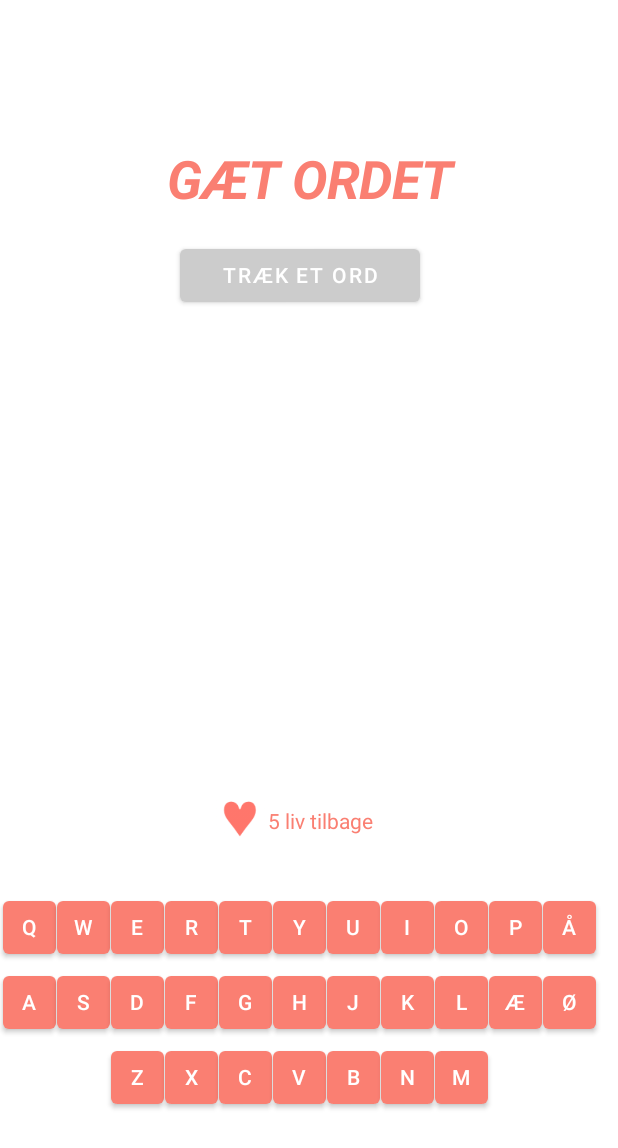
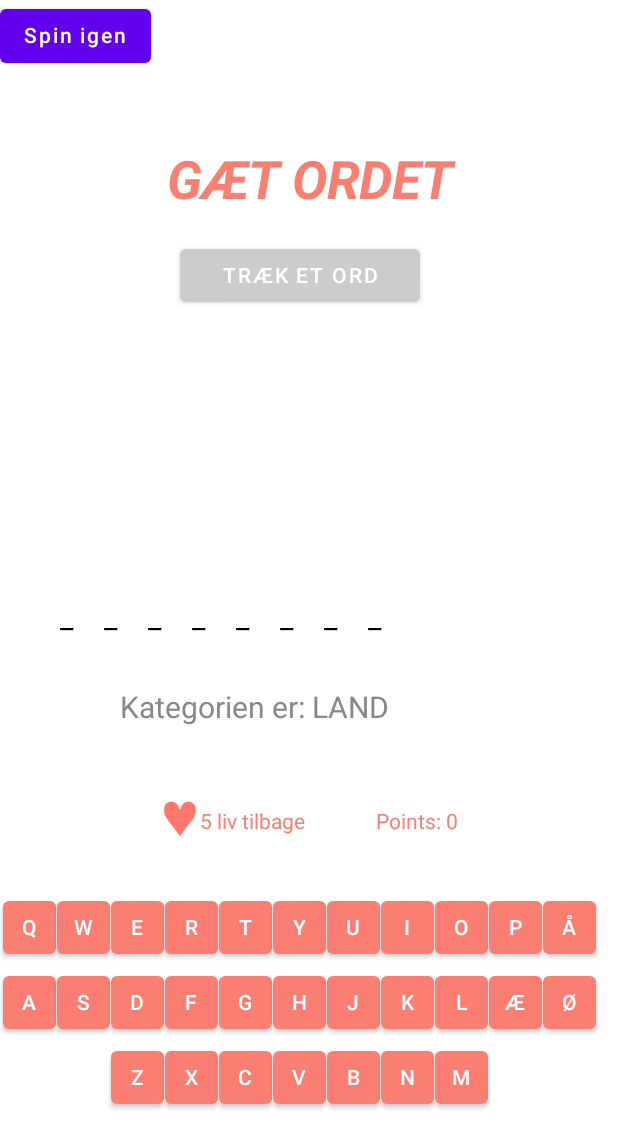
Before and after one commit to JasminClemmensen/s215726_Lykkehjul, an Android app built with Jetpack Compose: the screen it shows after launch (MainActivity), after a tap on "TRÆK ET ORD", on a phone screen of 412 x 824 dp. Shown: the top 1148 px of the screen. Run offline under Robolectric (Android 15) with nearby library versions, the phone set to English and light mode, and no system bars; 1 other tap on this screen came first.

Commit message:
Implementeret første funktioner

```diff
--- a/app/src/main/java/com/example/s215726_lykkehjul/MainActivity.kt
+++ b/app/src/main/java/com/example/s215726_lykkehjul/MainActivity.kt
@@ -8,6 +8,8 @@ import androidx.compose.material.MaterialTheme
 import androidx.compose.material.Surface
 import androidx.compose.material.Text
 import androidx.compose.runtime.Composable
+import androidx.compose.runtime.mutableStateOf
+import androidx.compose.runtime.remember
 import androidx.compose.ui.Modifier
 import androidx.compose.ui.tooling.preview.Preview
 import com.example.s215726_lykkehjul.ui.theme.GamePage
@@ -19,7 +21,19 @@ class MainActivity : ComponentActivity() {
         super.onCreate(savedInstanceState)
         setContent {
             //StartPage()
-            GamePage()
-                }
-            }
+           Navigation(ViewModel())
         }
+    }
+}
+
+@Composable
+fun Navigation(viewModel: ViewModel) {
+    var guess = remember {
+        mutableStateOf(true)
+    }
+    if(guess.value) {
+        StartPage(viewModel = viewModel, {guess.value = false})
+    } else {
+        GamePage(viewModel = viewModel, {guess.value = true})
+    }
+}
--- /dev/null
+++ b/app/src/main/java/com/example/s215726_lykkehjul/UiState.kt
@@ -0,0 +1,11 @@
+package com.example.s215726_lykkehjul
+
+data class UiState(
+    val playersScore : Int = 0,
+    val lives : Int = 5,
+    var wordToGuess : String = "",
+    val guessSoFar : String = "",
+    var category : String = "",
+    var wheelField : Int = 0,
+    var valueField : Int = 0
+)
--- /dev/null
+++ b/app/src/main/java/com/example/s215726_lykkehjul/ViewModel.kt
@@ -0,0 +1,109 @@
+package com.example.s215726_lykkehjul
+
+import androidx.lifecycle.ViewModel
+import kotlinx.coroutines.flow.MutableStateFlow
+import kotlinx.coroutines.flow.asStateFlow
+import kotlinx.coroutines.flow.update
+import kotlin.random.Random
+
+
+class ViewModel() : ViewModel() {
+    val _state = MutableStateFlow(UiState())
+    val state = _state.asStateFlow()
+
+    fun StartNewGame() {
+        DrawWord()
+        _state.update { currentState ->
+            currentState.copy(
+                playersScore = 0,
+                lives = 5
+            )
+        }
+    }
+
+
+    private fun DrawWord() {
+        var category: String = ""
+        var wordToGuess: String = ""
+        val Index: Int = Random.nextInt(0, words.size)
+        val builder = StringBuilder()
+        if (Index <= 26) {
+            category = "LAND"
+        } else if (Index <= 35) {
+            category = "DYR"
+        } else {
+            category = "SPORT"
+        }
+        wordToGuess = words[Index]
+        for (i in 1..wordToGuess.length) {
+            builder.append("_")
+        }
+        _state.update { currentState ->
+            currentState.copy(
+                wordToGuess = wordToGuess,
+                category = category,
+                guessSoFar = builder.toString()
+            )
+        }
+
+    }
+
+
+    fun spinWheel() {
+        val valueField = (1..8).random()
+        val wheelField = when (valueField) {
+            1 -> R.drawable.lykkehjul
+            2 -> R.drawable.lykkehjul2
+            3 -> R.drawable.lykkehjul3
+            4 -> R.drawable.lykkehjul4
+            5 -> R.drawable.lykkehjul5
+            6 -> R.drawable.lykkehjul6
+            7 -> R.drawable.lykkehjul7
+            else -> R.drawable.lykkehjul8
+        }
+        _state.update {
+            it.copy(
+                wheelField = wheelField,
+                valueField = valueField
+            )
+        }
+    }
+
+    fun updateScore() {
+        val newScore = when (_state.value.valueField) {
+            1 -> 0
+            2 -> 1000
+            3 -> 1000
+            4 -> 2000
+            5 -> 500
+            6 -> 200
+            7 -> 500
+            else -> 200
+        }
+        if (newScore == 0) {
+            _state.update {
+                it.copy(
+                    playersScore = 0
+                )
+            }
+        }
+        _state.update {
+            it.copy(
+                playersScore = it.playersScore + newScore
+            )
+        }
+    }
+
+    fun guessCharacter(newCharacter: String) {
+        val x = 8
+    }
+
+
+    var wordToGuess: String = ""
+
+    fun checkUserGuess() {
+      //  if (wordToGuess.contains(userGuess, ignoreCase = true)) {
+
+        }
+    }
+//}
--- /dev/null
+++ b/app/src/main/java/com/example/s215726_lykkehjul/WordsData.kt
@@ -0,0 +1,45 @@
+package com.example.s215726_lykkehjul
+
+    val words: List<String> = listOf(
+        "ARGENTINA",
+        "BRASILIEN",
+        "CANADA",
+        "COLOMBIA",
+        "DANMARK",
+        "EGYPTEN",
+        "FINLAND",
+        "FRANKRIG",
+        "GHANA",
+        "INDIEN",
+        "JAPAN",
+        "KINA",
+        "LETLAND",
+        "LUXEMBOURG",
+        "MAROKKO",
+        "MALTA",
+        "MEXICO",
+        "NORDKOREA",
+        "PORTUGAL",
+        "QATAR",
+        "RUSLAND",
+        "SCHWEIZ",
+        "SERBIEN",
+        "TUNESIEN",
+        "UKRAINE",
+        "VENEZUELA",
+        "EDDERKOP", //
+        "ELEFANT",
+        "FLODHEST",
+        "FLAGERMUS",
+        "ZEBRA",
+        "SKILDPADDE",
+        "SOMMERFUGL",
+        "FLAGERMUS",
+        "BASKETBALL", //
+        "FODBOLD",
+        "CURLING",
+        "BADMINTON",
+        "SQUASH",
+        "BUESKYDNING",
+        "SYNKRONSVØMNING"
+    )
--- a/app/src/main/java/com/example/s215726_lykkehjul/ui/theme/GamePage.kt
+++ b/app/src/main/java/com/example/s215726_lykkehjul/ui/theme/GamePage.kt
@@ -16,6 +16,7 @@ import androidx.compose.ui.Modifier
 import androidx.compose.ui.graphics.Color
 import androidx.compose.ui.graphics.RectangleShape
 import androidx.compose.ui.layout.ContentScale
+import androidx.compose.ui.modifier.modifierLocalConsumer
 import androidx.compose.ui.res.painterResource
 import androidx.compose.ui.text.font.FontStyle
 import androidx.compose.ui.text.font.FontWeight
@@ -24,9 +25,11 @@ import androidx.compose.ui.unit.dp
 import androidx.compose.ui.unit.sp
 import androidx.core.graphics.toColorInt
 import com.example.s215726_lykkehjul.R
+import com.example.s215726_lykkehjul.ViewModel
 
 @Composable
-fun GamePage(){
+fun GamePage(viewModel:ViewModel, navigate : () -> Unit){
+    val uiState by viewModel.state.collectAsState()
     Box(
         modifier = Modifier
             .fillMaxWidth()
@@ -46,14 +49,36 @@ fun GamePage(){
         )
 
     }
-    Letters()
-    Lives()
-    Draw()
+    Letters(viewModel::guessCharacter)
+    Lives(uiState.lives)
+    Draw({viewModel.StartNewGame()})
+    Category(uiState.category)
+    ScoreStatus(uiState.playersScore)
+    Button(onClick = navigate) {
+        Text(text = "Spin igen")
+    }
+    WordLine(word = uiState.guessSoFar)
 
 }
 
+
 @Composable
-fun Lives() {
+fun WordLine(word : String){
+    Row() {
+        word.toCharArray().forEach { character ->
+            Text(text = character.toString(),
+                modifier = Modifier
+                .padding(horizontal = 10.dp)
+                .offset(x=30.dp)
+                .offset(y=400.dp),
+                fontSize = 20.sp,
+            )
+        }
+    }
+}
+
+@Composable
+fun Lives(lives : Int) {
     Image(
         painter = painterResource(id = R.drawable.lives),
         contentDescription = "liv",
@@ -62,22 +87,22 @@ fun Lives() {
             .height(30.dp)
             .width(40.dp)
             .offset(y = 530.dp)
-            .offset(x = 140.dp)
+            .offset(x = 100.dp)
     )
     Text (
-        text = " 5 liv tilbage",
+        text = " $lives liv tilbage",
         textAlign = TextAlign.Center,
         color = Color(titleColor.toColorInt()),
         modifier = Modifier
             .offset(y = 540.dp)
-            .offset(x = 175.dp)
+            .offset(x = 130.dp)
 
     )
 }
 
 @Composable
-fun Draw(){
-    Button(onClick = {},
+fun Draw(onDraw :  () -> Unit){
+    Button(onClick = onDraw,
         colors = ButtonDefaults.buttonColors(backgroundColor = Color.LightGray),
         modifier = Modifier
             .offset(x = 120.dp)
@@ -95,9 +120,33 @@ fun Draw(){
 }
 
 @Composable
-fun Letters(){
-    Button(onClick = {
-    },
+fun Category(category : String) {
+    Text(
+        text = "Kategorien er: $category ",
+        textAlign = TextAlign.Center,
+        fontSize = 20.sp,
+        color = Color.Gray,
+        modifier = Modifier
+            .offset(y = 460.dp)
+            .offset(x = 80.dp)
+    )
+}
+
+@Composable
+fun ScoreStatus(playersScore : Int){
+    Text(
+        text = "Points: $playersScore",
+        textAlign = TextAlign.Center,
+        color = Color(titleColor.toColorInt()),
+        modifier = Modifier
+            .offset(y = 540.dp)
+            .offset(x = 250.dp)
+    )
+}
+
+@Composable
+fun Letters(onPress : (String) -> Unit){
+    Button(onClick = {onPress("Q")},
         colors = ButtonDefaults.buttonColors(backgroundColor = Color(titleColor.toColorInt())),
         modifier = Modifier
             .offset(x = 1.dp)
@@ -111,8 +160,7 @@ fun Letters(){
             textAlign = TextAlign.Center
         )
     }
-    Button(onClick = {
-    },
+    Button(onClick = {onPress("W")},
         colors = ButtonDefaults.buttonColors(backgroundColor = Color(titleColor.toColorInt())),
         modifier = Modifier
             .offset(x = 37.dp)
@@ -126,8 +174,7 @@ fun Letters(){
             textAlign = TextAlign.Center
         )
     }
-    Button(onClick = {
-    },
+    Button(onClick = {onPress("E")},
         colors = ButtonDefaults.buttonColors(backgroundColor = Color(titleColor.toColorInt())),
         modifier = Modifier
             .offset(x = 73.dp)
@@ -141,8 +188,7 @@ fun Letters(){
             textAlign = TextAlign.Center
         )
     }
-    Button(onClick = {
-    },
+    Button(onClick = {onPress("R")},
         colors = ButtonDefaults.buttonColors(backgroundColor = Color(titleColor.toColorInt())),
         modifier = Modifier
             .offset(x = 109.dp)
@@ -156,8 +202,7 @@ fun Letters(){
             textAlign = TextAlign.Center
         )
     }
-    Button(onClick = {
-    },
+    Button(onClick = {onPress("T")},
         colors = ButtonDefaults.buttonColors(backgroundColor = Color(titleColor.toColorInt())),
         modifier = Modifier
             .offset(x = 145.dp)
@@ -171,8 +216,7 @@ fun Letters(){
             textAlign = TextAlign.Center
         )
     }
-    Button(onClick = {
-    },
+    Button(onClick = {onPress("Y")},
         colors = ButtonDefaults.buttonColors(backgroundColor = Color(titleColor.toColorInt())),
         modifier = Modifier
             .offset(x = 181.dp)
@@ -186,8 +230,7 @@ fun Letters(){
             textAlign = TextAlign.Center
         )
     }
-    Button(onClick = {
-    },
+    Button(onClick = {onPress("U")},
         colors = ButtonDefaults.buttonColors(backgroundColor = Color(titleColor.toColorInt())),
         modifier = Modifier
             .offset(x = 217.dp)
@@ -201,8 +244,7 @@ fun Letters(){
             textAlign = TextAlign.Center
         )
     }
-    Button(onClick = {
-    },
+    Button(onClick = {onPress("I")},
         colors = ButtonDefaults.buttonColors(backgroundColor = Color(titleColor.toColorInt())),
         modifier = Modifier
             .offset(x = 253.dp)
@@ -216,8 +258,7 @@ fun Letters(){
             textAlign = TextAlign.Center
         )
     }
-    Button(onClick = {
-    },
+    Button(onClick = {onPress("O")},
         colors = ButtonDefaults.buttonColors(backgroundColor = Color(titleColor.toColorInt())),
         modifier = Modifier
             .offset(x = 289.dp)
@@ -231,8 +272,7 @@ fun Letters(){
             textAlign = TextAlign.Center
         )
     }
-    Button(onClick = {
-    },
+    Button(onClick = {onPress("P")},
         colors = ButtonDefaults.buttonColors(backgroundColor = Color(titleColor.toColorInt())),
         modifier = Modifier
             .offset(x = 325.dp)
@@ -246,8 +286,7 @@ fun Letters(){
             textAlign = TextAlign.Center
         )
     }
-    Button(onClick = {
-    },
+    Button(onClick = {onPress("Å")},
         colors = ButtonDefaults.buttonColors(backgroundColor = Color(titleColor.toColorInt())),
         modifier = Modifier
             .offset(x = 361.dp)
@@ -261,8 +300,7 @@ fun Letters(){
             textAlign = TextAlign.Center
         )
     }
-    Button(onClick = {
-    },
+    Button(onClick = {onPress("A")},
         colors = ButtonDefaults.buttonColors(backgroundColor = Color(titleColor.toColorInt())),
         modifier = Modifier
             .offset(x = 1.dp)
@@ -277,8 +315,7 @@ fun Letters(){
         )
 
     }
-    Button(onClick = {
-    },
+    Button(onClick = {onPress("S")},
         colors = ButtonDefaults.buttonColors(backgroundColor = Color(titleColor.toColorInt())),
         modifier = Modifier
             .offset(x = 37.dp)
@@ -292,8 +329,7 @@ fun Letters(){
             textAlign = TextAlign.Center
         )
     }
-    Button(onClick = {
-    },
+    Button(onClick = {onPress("D")},
         colors = ButtonDefaults.buttonColors(backgroundColor = Color(titleColor.toColorInt())),
         modifier = Modifier
             .offset(x = 73.dp)
@@ -307,8 +343,7 @@ fun Letters(){
             textAlign = TextAlign.Center
         )
     }
-    Button(onClick = {
-    },
+    Button(onClick = {onPress("F")},
         colors = ButtonDefaults.buttonColors(backgroundColor = Color(titleColor.toColorInt())),
         modifier = Modifier
             .offset(x = 109.dp)
@@ -322,8 +357,7 @@ fun Letters(){
             textAlign = TextAlign.Center
         )
     }
-    Button(onClick = {
-    },
+    Button(onClick = {onPress("G")},
         colors = ButtonDefaults.buttonColors(backgroundColor = Color(titleColor.toColorInt())),
         modifier = Modifier
             .offset(x = 145.dp)
@@ -337,8 +371,7 @@ fun Letters(){
             textAlign = TextAlign.Center
         )
     }
-    Button(onClick = {
-    },
+    Button(onClick = {onPress("H")},
         colors = ButtonDefaults.buttonColors(backgroundColor = Color(titleColor.toColorInt())),
         modifier = Modifier
             .offset(x = 181.dp)
@@ -352,8 +385,7 @@ fun Letters(){
             textAlign = TextAlign.Center
         )
     }
-    Button(onClick = {
-    },
+    Button(onClick = {onPress("J")},
         colors = ButtonDefaults.buttonColors(backgroundColor = Color(titleColor.toColorInt())),
         modifier = Modifier
             .offset(x = 217.dp)
@@ -367,8 +399,7 @@ fun Letters(){
             textAlign = TextAlign.Center
         )
     }
-    Button(onClick = {
-    },
+    Button(onClick = {onPress("K")},
         colors = ButtonDefaults.buttonColors(backgroundColor = Color(titleColor.toColorInt())),
         modifier = Modifier
             .offset(x = 253.dp)
@@ -382,8 +413,7 @@ fun Letters(){
             textAlign = TextAlign.Center
         )
     }
-    Button(onClick = {
-    },
+    Button(onClick = {onPress("L")},
         colors = ButtonDefaults.buttonColors(backgroundColor = Color(titleColor.toColorInt())),
         modifier = Modifier
             .offset(x = 289.dp)
@@ -397,8 +427,7 @@ fun Letters(){
             textAlign = TextAlign.Center
         )
     }
-    Button(onClick = {
-    },
+    Button(onClick = {onPress("Æ")},
         colors = ButtonDefaults.buttonColors(backgroundColor = Color(titleColor.toColorInt())),
         modifier = Modifier
             .offset(x = 325.dp)
@@ -412,8 +441,7 @@ fun Letters(){
             textAlign = TextAlign.Center
         )
     }
-    Button(onClick = {
-    },
+    Button(onClick = {onPress("Ø")},
         colors = ButtonDefaults.buttonColors(backgroundColor = Color(titleColor.toColorInt())),
         modifier = Modifier
             .offset(x = 361.dp)
@@ -427,8 +455,7 @@ fun Letters(){
             textAlign = TextAlign.Center
         )
     }
-    Button(onClick = {
-    },
+    Button(onClick = {onPress("Z")},
         colors = ButtonDefaults.buttonColors(backgroundColor = Color(titleColor.toColorInt())),
         modifier = Modifier
             .offset(x = 73.dp)
@@ -442,8 +469,7 @@ fun Letters(){
             textAlign = TextAlign.Center
         )
     }
-    Button(onClick = {
-    },
+    Button(onClick = {onPress("X")},
         colors = ButtonDefaults.buttonColors(backgroundColor = Color(titleColor.toColorInt())),
         modifier = Modifier
             .offset(x = 109.dp)
@@ -457,8 +483,7 @@ fun Letters(){
             textAlign = TextAlign.Center
         )
     }
-    Button(onClick = {
-    },
+    Button(onClick = {onPress("C")},
         colors = ButtonDefaults.buttonColors(backgroundColor = Color(titleColor.toColorInt())),
         modifier = Modifier
             .offset(x = 145.dp)
@@ -472,8 +497,7 @@ fun Letters(){
             textAlign = TextAlign.Center
         )
     }
-    Button(onClick = {
-    },
+    Button(onClick = {onPress("V")},
         colors = ButtonDefaults.buttonColors(backgroundColor = Color(titleColor.toColorInt())),
         modifier = Modifier
             .offset(x = 181.dp)
@@ -487,8 +511,7 @@ fun Letters(){
             textAlign = TextAlign.Center
         )
     }
-    Button(onClick = {
-    },
+    Button(onClick = {onPress("B")},
         colors = ButtonDefaults.buttonColors(backgroundColor = Color(titleColor.toColorInt())),
         modifier = Modifier
             .offset(x = 217.dp)
@@ -502,8 +525,7 @@ fun Letters(){
             textAlign = TextAlign.Center
         )
     }
-    Button(onClick = {
-    },
+    Button(onClick = {onPress("N")},
         colors = ButtonDefaults.buttonColors(backgroundColor = Color(titleColor.toColorInt())),
         modifier = Modifier
             .offset(x = 253.dp)
@@ -517,8 +539,7 @@ fun Letters(){
             textAlign = TextAlign.Center
         )
     }
-    Button(onClick = {
-    },
+    Button(onClick = {onPress("M")},
         colors = ButtonDefaults.buttonColors(backgroundColor = Color(titleColor.toColorInt())),
         modifier = Modifier
             .offset(x = 289.dp)
--- a/app/src/main/java/com/example/s215726_lykkehjul/ui/theme/StartPage.kt
+++ b/app/src/main/java/com/example/s215726_lykkehjul/ui/theme/StartPage.kt
@@ -19,11 +19,12 @@ import androidx.compose.ui.unit.dp
 import androidx.compose.ui.unit.sp
 import androidx.core.graphics.toColorInt
 import com.example.s215726_lykkehjul.R
+import com.example.s215726_lykkehjul.ViewModel
 
 
 val titleColor = "#FA7F72"
 @Composable
-fun StartPage() {
+fun StartPage(viewModel: ViewModel, navigate : () -> Unit) {
     Box(
         modifier = Modifier
             .fillMaxWidth()
@@ -42,7 +43,10 @@ fun StartPage() {
                 .fillMaxSize()
         )
         Wheel()
-        Spin()
+        Spin({viewModel.spinWheel()})
+        Button(onClick = navigate) {
+            Text(text = "Gæt ordet")
+        }
     }
 
 }
@@ -63,9 +67,8 @@ fun Wheel() {
 }
 
 @Composable
-fun Spin(){
-    Button(onClick = {
-    },
+fun Spin(onSpin: () -> Unit){
+    Button(onClick = onSpin,
         shape = RoundedCornerShape(60.dp),
         colors = ButtonDefaults.buttonColors(backgroundColor = Color(titleColor.toColorInt())),
         modifier = Modifier
```
Also changed, not shown: app/src/main/res/drawable/lykkehjul1.png (deleted).
